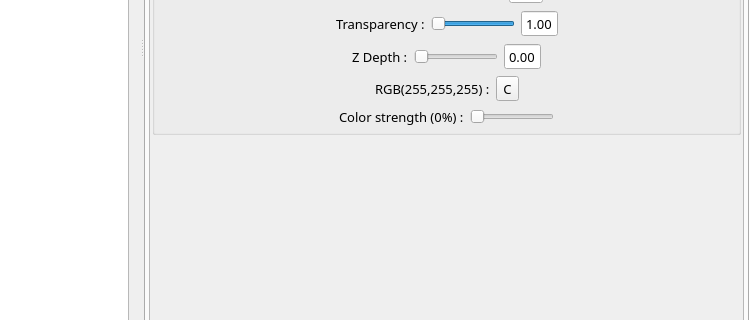
Old version of the form qgameeditor.ui in the repository Epsilon-K/QGameEditor; both pictures show x 503 to 1252 and y 365 to 685 of the 1252 by 769 pixel window.
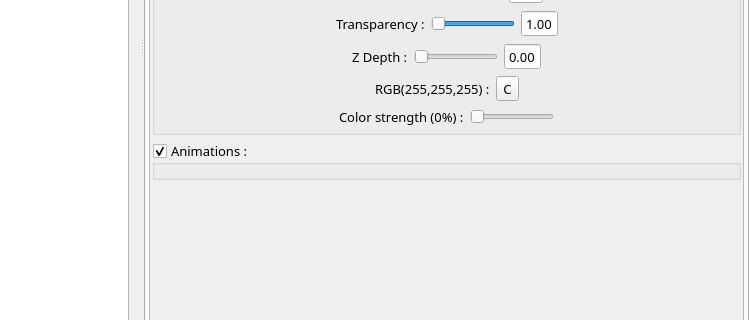
New version of the form. Icons and pictures are not drawn. Custom widgets are drawn as their Qt base class.

Commit message:
Add function nonSignalSetValue(widget*, value)
just to reduce the repetitive blockSignal on/off whenever setting a value.

Patch:
```diff
--- a/qgameeditor.ui
+++ b/qgameeditor.ui
@@ -459,7 +459,7 @@
              <rect>
               <x>0</x>
               <y>0</y>
-              <width>625</width>
+              <width>616</width>
               <height>576</height>
              </rect>
             </property>
@@ -1187,6 +1187,19 @@
                </layout>
               </widget>
              </item>
+             <item>
+              <widget class="QGroupBox" name="actorAnimationGroupBox">
+               <property name="title">
+                <string>Animations :</string>
+               </property>
+               <property name="flat">
+                <bool>true</bool>
+               </property>
+               <property name="checkable">
+                <bool>true</bool>
+               </property>
+              </widget>
+             </item>
              <item>
               <spacer name="verticalSpacer">
                <property name="orientation">
```
Left out of the diff: 8 changed lines with no effect on the pictures. The commit also changes 5 other files.
